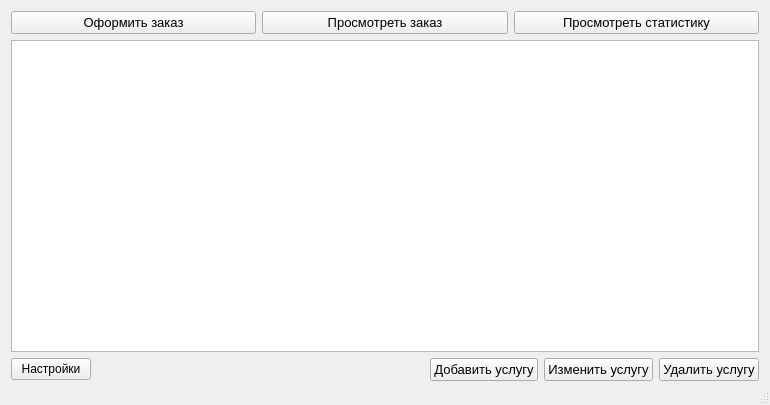
Before: the Qt Designer form code/mainwindow.ui in Alex-Sidorov/SEFOLL, drawn with Qt 5.
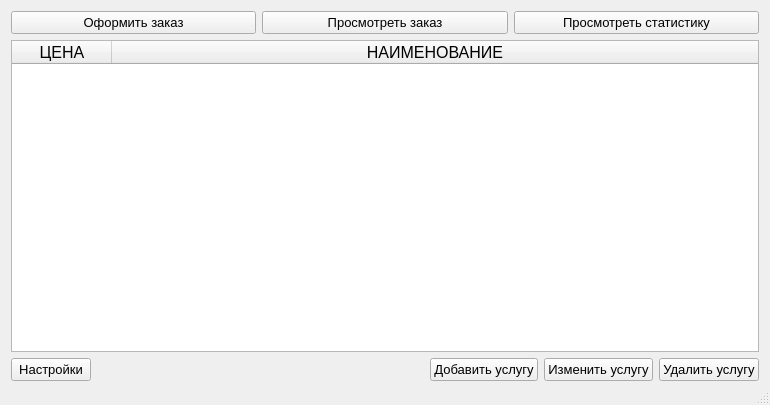
After: the same form once the commit is applied.

What changed in the file:
```diff
--- a/code/mainwindow.ui
+++ b/code/mainwindow.ui
@@ -149,7 +149,7 @@
          <bool>false</bool>
         </property>
         <attribute name="horizontalHeaderVisible">
-         <bool>false</bool>
+         <bool>true</bool>
         </attribute>
         <attribute name="horizontalHeaderCascadingSectionResizes">
          <bool>true</bool>
@@ -233,6 +233,11 @@
        <layout class="QHBoxLayout" name="horizontalLayout">
         <item>
          <widget class="QPushButton" name="options">
+          <property name="font">
+           <font>
+            <pointsize>10</pointsize>
+           </font>
+          </property>
           <property name="text">
            <string>Настройки</string>
           </property>
```
Left out of the diff: 2 changed lines with no effect on the pictures.
